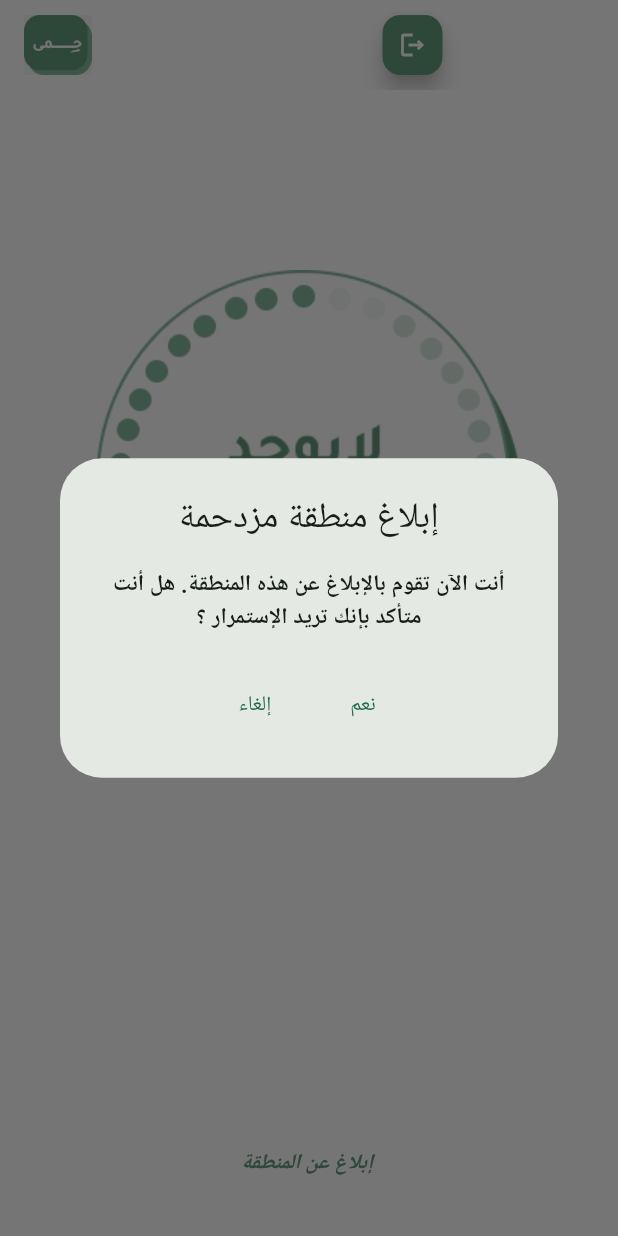
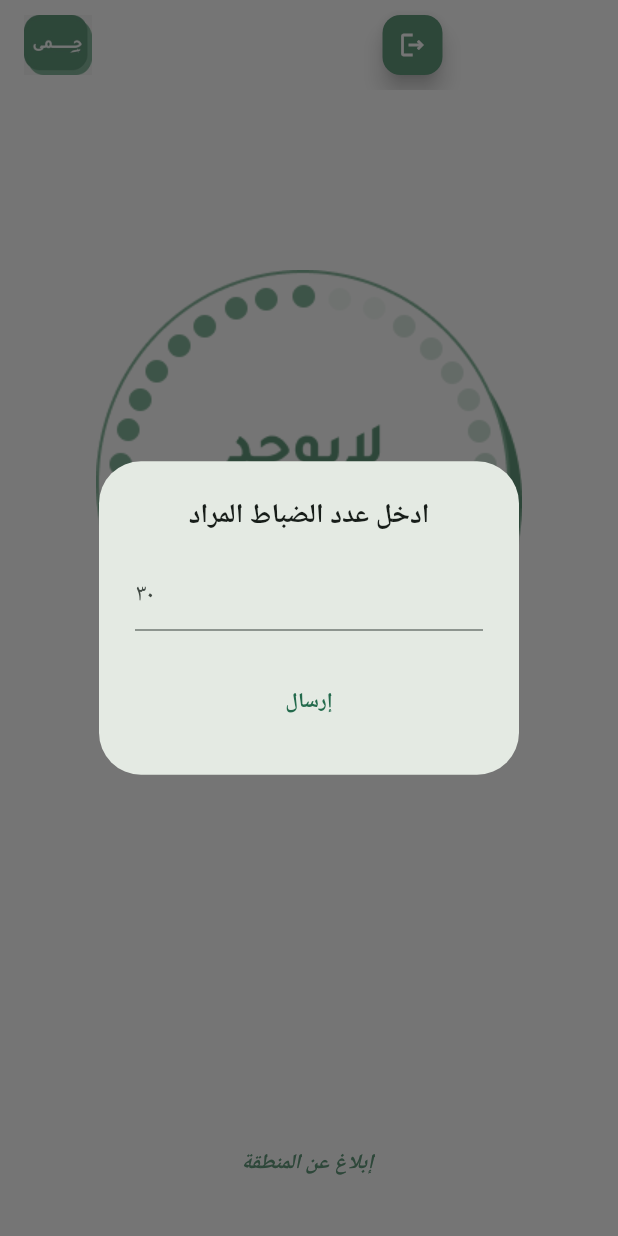
Before and after one commit to HalaAlshokri/Hima-Front-End, a Flutter app: the OfficerHomepage screen opened directly, after a tap on "إبلاغ عن المنطقة", on a phone screen of 412 x 824 dp. Run offline on Flutter 3.47's test engine with Material 2 defaults, Android fonts, the phone set to English and light mode, and no system bars; our stand-ins replace cloud_firestore, firebase_auth, firebase_core, firebase_messaging, flutter_local_notifications, fluttertoast; missing offline and left inert: flutter_session_manager; accounts and stored records are empty.

Commit message:
small improvment

```diff
--- a/lib/pages/officer.dart
+++ b/lib/pages/officer.dart
@@ -19,6 +19,7 @@ class OfficerHomepageState extends State<OfficerHomepage> {
   final FirebaseAuth auth = FirebaseAuth.instance;
   bool isNotify = false;
   String msg = "";
+  String desiredOfficerNum = "";
   Messages msgObject = Messages();
   FlutterLocalNotificationsPlugin flutterLocalNotificationsPlugin =
       FlutterLocalNotificationsPlugin();
@@ -93,29 +94,6 @@ class OfficerHomepageState extends State<OfficerHomepage> {
   }
 
   Widget noNotification() {
-    Widget ReportButton = TextButton(
-      child: Text("نعم"),
-      onPressed: () {
-           ReportArea();
-        Navigator.of(context, rootNavigator: true).pop();
-        Fluttertoast.showToast(
-            msg: "تم الإرسال!",
-            toastLength: Toast.LENGTH_SHORT,
-            gravity: ToastGravity.TOP,
-            timeInSecForIosWeb: 1,
-            backgroundColor: Color.fromARGB(0, 0, 0, 0),
-            textColor: Color.fromARGB(255, 99, 154, 125),
-            fontSize: 15.0);
-        print("sent");
-      },
-    );
-    Widget CanceltButton = TextButton(
-      child: Text("إلغاء"),
-      onPressed: () {
-        Navigator.of(context, rootNavigator: true).pop();
-        print("cancelled");
-      },
-    );
     return Center(
       child: Column(
         children: [
@@ -133,25 +111,7 @@ class OfficerHomepageState extends State<OfficerHomepage> {
               ),
             ),
             onPressed: () {
-              showDialog(
-                  context: context,
-                  builder: (BuildContext context) {
-                    return AlertDialog(
-                        title: Text(
-                          "إبلاغ منطقة مزدحمة",
-                          textAlign: TextAlign.center,
-                        ),
-                        content: Text(
-                          "أنت الآن تقوم بالإبلاغ عن هذه المنطقة. هل أنت متأكد بإنك تريد الإستمرار ؟",
-                          style: TextStyle(
-                            fontSize: 15,
-                            fontWeight: FontWeight.bold,
-                          ),
-                          textAlign: TextAlign.center,
-                        ),
-                        actions: [CanceltButton, ReportButton],
-                        actionsAlignment: MainAxisAlignment.center);
-                  });
+             support();
             },
           ),
         ],
@@ -214,7 +174,7 @@ class OfficerHomepageState extends State<OfficerHomepage> {
   return currentLocation;
 }
 
- Future<void> ReportArea() async {
+ Future<void> ReportArea(int num) async {
     int location = await getOfficerLocation();
     //get the appropriate supervisor
     final QuerySnapshot<Map<String, dynamic>> snapshot =
@@ -225,7 +185,7 @@ class OfficerHomepageState extends State<OfficerHomepage> {
       if (supervisedAreas != null && supervisedAreas.contains(location)) {
         msgObject.sendNotification(
             "إبلاغ منطقة مزدحمة",
-            "المنطقة $location مزدحمة لآن. الرجاء إخطار الضباط المتاحين.",
+            "المنطقة $location مزدحمة الآن. الرجاء إبلاغ $num من العناصر المتاحة.",
             token);
       }
     }
@@ -253,4 +213,38 @@ class OfficerHomepageState extends State<OfficerHomepage> {
           notificationDetails);
     });
   }
+    Future<void> support() async {
+    return showDialog<void>(
+      context: context,
+      builder: (BuildContext context) {
+        return AlertDialog(
+          title: Text('ادخل عدد الضباط المراد',
+           textAlign: TextAlign.center,
+           style: TextStyle(fontSize: 18, fontWeight: FontWeight.bold),
+           ),
+          content: TextField(
+            onChanged: (value) {
+              desiredOfficerNum = value;
+            },
+            decoration: InputDecoration(hintText: '٣٠',
+            ),
+          ),
+          actions: <Widget>[
+            Align(
+              alignment: Alignment.center,
+              child:
+            TextButton(
+              child: Text('إرسال',
+              style: TextStyle(fontSize: 14, fontWeight: FontWeight.bold)),
+              onPressed: () async {
+                 Navigator.of(context).pop();
+                  ReportArea(int.parse(desiredOfficerNum));
+              },
+            ),
+            ),
+          ],
+        );
+      },
+    );
+  }
 }
```
